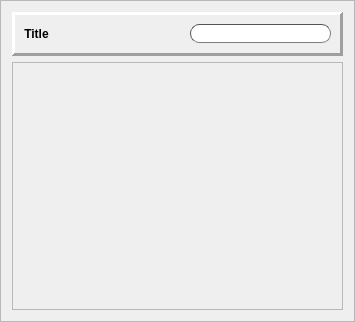
Before: the Qt Designer form ui/scroller.ui in iceanimations/customui, drawn with Qt 5.
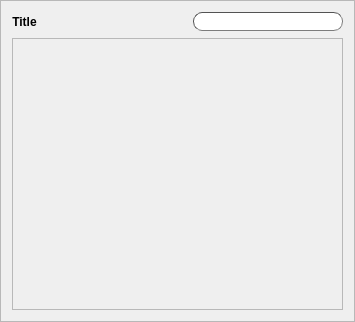
After: the same form once the commit is applied.

Commit message: serachBox frame removed

Diff of the .ui file:
```diff
--- a/ui/scroller.ui
+++ b/ui/scroller.ui
@@ -33,27 +33,6 @@
   </property>
   <layout class="QVBoxLayout" name="verticalLayout">
    <item>
-    <widget class="QFrame" name="frame">
-     <property name="frameShape">
-      <enum>QFrame::Panel</enum>
-     </property>
-     <property name="frameShadow">
-      <enum>QFrame::Raised</enum>
-     </property>
-     <property name="lineWidth">
-      <number>3</number>
-     </property>
-     <property name="midLineWidth">
-      <number>0</number>
-     </property>
-     <layout class="QHBoxLayout" name="horizontalLayout_2">
-      <property name="spacing">
-       <number>0</number>
-      </property>
-      <property name="margin">
-       <number>9</number>
-      </property>
-      <item>
        <layout class="QHBoxLayout" name="horizontalLayout">
         <item>
          <widget class="QLabel" name="titleLabel">
@@ -104,9 +83,6 @@
         </item>
        </layout>
       </item>
-     </layout>
-    </widget>
-   </item>
    <item>
     <widget class="QScrollArea" name="scrollArea">
      <property name="sizePolicy">
@@ -130,7 +106,7 @@
         <x>0</x>
         <y>0</y>
         <width>329</width>
-        <height>244</height>
+        <height>268</height>
        </rect>
       </property>
       <property name="sizePolicy">
```
Lines whose indentation alone changed are shown as unchanged.
